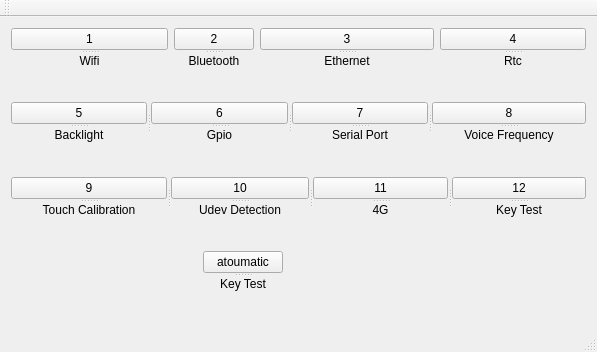
The window that qt/t507/mainwindow.ui (jizizihe/baijie_demo) describes before a commit, drawn with Qt 5.
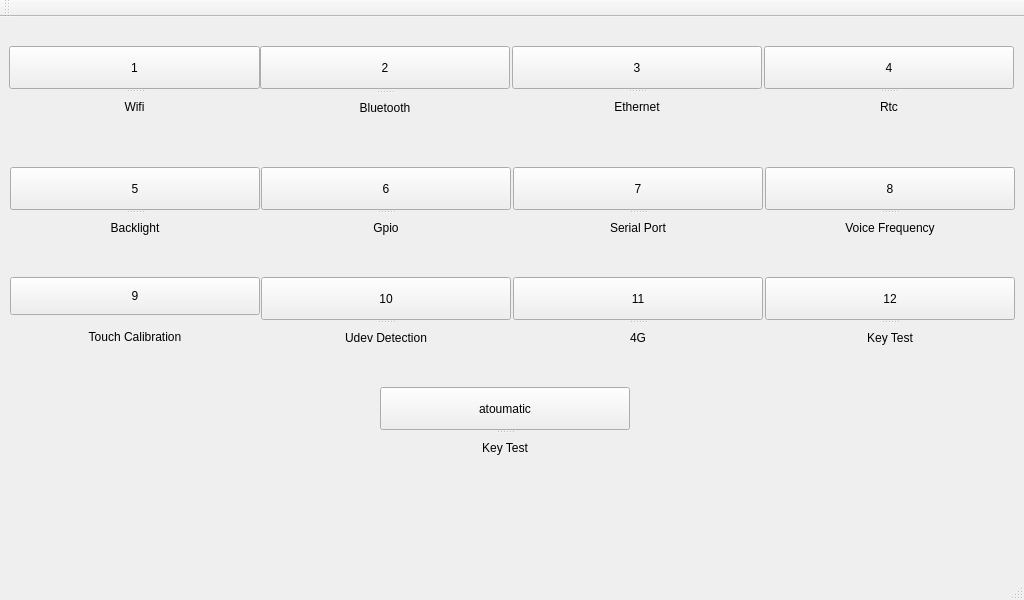
The same window after the commit.

Commit message: finish voice

```diff
--- a/qt/t507/mainwindow.ui
+++ b/qt/t507/mainwindow.ui
@@ -6,78 +6,96 @@
    <rect>
     <x>0</x>
     <y>0</y>
-    <width>597</width>
-    <height>352</height>
+    <width>1024</width>
+    <height>600</height>
    </rect>
   </property>
   <property name="windowTitle">
    <string>MainWindow</string>
   </property>
   <widget class="QWidget" name="centralWidget">
-   <layout class="QGridLayout" name="gridLayout">
-    <item row="3" column="0">
-     <spacer name="verticalSpacer_7">
+   <widget class="QSplitter" name="splitter_9">
+    <property name="geometry">
+     <rect>
+      <x>765</x>
+      <y>150</y>
+      <width>250</width>
+      <height>75</height>
+     </rect>
+    </property>
       <property name="orientation">
        <enum>Qt::Vertical</enum>
       </property>
-      <property name="sizeHint" stdset="0">
+    <widget class="QPushButton" name="vf">
+     <property name="text">
+      <string>8</string>
+     </property>
+    </widget>
+    <widget class="QLabel" name="label_33">
+     <property name="minimumSize">
        <size>
-        <width>146</width>
-        <height>15</height>
-       </size>
-      </property>
-     </spacer>
-    </item>
-    <item row="5" column="3">
-     <spacer name="verticalSpacer_13">
-      <property name="orientation">
-       <enum>Qt::Vertical</enum>
-      </property>
-      <property name="sizeHint" stdset="0">
-       <size>
-        <width>20</width>
-        <height>15</height>
-       </size>
-      </property>
-     </spacer>
-    </item>
-    <item row="1" column="7">
-     <spacer name="verticalSpacer_5">
+       <width>0</width>
+       <height>0</height>
+      </size>
+     </property>
+     <property name="text">
+      <string>Voice Frequency</string>
+     </property>
+     <property name="alignment">
+      <set>Qt::AlignCenter</set>
+     </property>
+    </widget>
+   </widget>
+   <widget class="QSplitter" name="splitter_12">
+    <property name="geometry">
+     <rect>
+      <x>513</x>
+      <y>260</y>
+      <width>250</width>
+      <height>75</height>
+     </rect>
+    </property>
       <property name="orientation">
        <enum>Qt::Vertical</enum>
       </property>
-      <property name="sizeHint" stdset="0">
+    <widget class="QPushButton" name="g4">
+     <property name="text">
+      <string>11</string>
+     </property>
+    </widget>
+    <widget class="QLabel" name="label_39">
+     <property name="minimumSize">
        <size>
-        <width>146</width>
-        <height>15</height>
-       </size>
-      </property>
-     </spacer>
-    </item>
-    <item row="7" column="4">
-     <spacer name="verticalSpacer">
-      <property name="orientation">
-       <enum>Qt::Vertical</enum>
-      </property>
-      <property name="sizeHint" stdset="0">
-       <size>
-        <width>20</width>
-        <height>20</height>
-       </size>
-      </property>
-     </spacer>
-    </item>
-    <item row="0" column="7">
-     <widget class="QSplitter" name="splitter_3">
+       <width>0</width>
+       <height>0</height>
+      </size>
+     </property>
+     <property name="text">
+      <string>4G</string>
+     </property>
+     <property name="alignment">
+      <set>Qt::AlignCenter</set>
+     </property>
+    </widget>
+   </widget>
+   <widget class="QSplitter" name="splitter_13">
+    <property name="geometry">
+     <rect>
+      <x>765</x>
+      <y>260</y>
+      <width>250</width>
+      <height>75</height>
+     </rect>
+    </property>
       <property name="orientation">
        <enum>Qt::Vertical</enum>
       </property>
-      <widget class="QPushButton" name="rtc">
+    <widget class="QPushButton" name="keytest">
        <property name="text">
-        <string>4</string>
-       </property>
-      </widget>
-      <widget class="QLabel" name="label_29">
+      <string>12</string>
+     </property>
+    </widget>
+    <widget class="QLabel" name="label_40">
        <property name="minimumSize">
         <size>
          <width>0</width>
@@ -85,16 +103,22 @@
         </size>
        </property>
        <property name="text">
-        <string>Rtc</string>
+      <string>Key Test</string>
        </property>
        <property name="alignment">
         <set>Qt::AlignCenter</set>
        </property>
       </widget>
      </widget>
-    </item>
-    <item row="6" column="3" colspan="3">
      <widget class="QSplitter" name="splitter">
+    <property name="geometry">
+     <rect>
+      <x>380</x>
+      <y>370</y>
+      <width>250</width>
+      <height>75</height>
+     </rect>
+    </property>
       <property name="orientation">
        <enum>Qt::Vertical</enum>
       </property>
@@ -121,52 +145,31 @@
        </property>
       </widget>
      </widget>
-    </item>
-    <item row="1" column="0">
-     <spacer name="verticalSpacer_3">
-      <property name="orientation">
-       <enum>Qt::Vertical</enum>
-      </property>
-      <property name="sizeHint" stdset="0">
-       <size>
-        <width>146</width>
-        <height>15</height>
-       </size>
-      </property>
-     </spacer>
-    </item>
-    <item row="5" column="7">
-     <spacer name="verticalSpacer_10">
-      <property name="orientation">
-       <enum>Qt::Vertical</enum>
-      </property>
-      <property name="sizeHint" stdset="0">
-       <size>
-        <width>146</width>
-        <height>15</height>
-       </size>
-      </property>
-     </spacer>
-    </item>
-    <item row="7" column="0">
-     <spacer name="horizontalSpacer_4">
-      <property name="orientation">
-       <enum>Qt::Horizontal</enum>
-      </property>
-      <property name="sizeHint" stdset="0">
-       <size>
-        <width>51</width>
-        <height>20</height>
-       </size>
-      </property>
-     </spacer>
-    </item>
-    <item row="0" column="5" colspan="2">
      <widget class="QSplitter" name="splitter_4">
+    <property name="geometry">
+     <rect>
+      <x>512</x>
+      <y>29</y>
+      <width>250</width>
+      <height>75</height>
+     </rect>
+    </property>
+    <property name="minimumSize">
+     <size>
+      <width>125</width>
+      <height>20</height>
+     </size>
+    </property>
       <property name="orientation">
        <enum>Qt::Vertical</enum>
       </property>
       <widget class="QPushButton" name="ethernet">
+     <property name="minimumSize">
+      <size>
+       <width>125</width>
+       <height>20</height>
+      </size>
+     </property>
        <property name="text">
         <string>3</string>
        </property>
@@ -186,100 +189,15 @@
        </property>
       </widget>
      </widget>
-    </item>
-    <item row="6" column="0">
-     <spacer name="horizontalSpacer">
-      <property name="orientation">
-       <enum>Qt::Horizontal</enum>
-      </property>
-      <property name="sizeHint" stdset="0">
-       <size>
-        <width>51</width>
-        <height>20</height>
-       </size>
-      </property>
-     </spacer>
-    </item>
-    <item row="3" column="3">
-     <spacer name="verticalSpacer_8">
-      <property name="orientation">
-       <enum>Qt::Vertical</enum>
-      </property>
-      <property name="sizeHint" stdset="0">
-       <size>
-        <width>20</width>
-        <height>15</height>
-       </size>
-      </property>
-     </spacer>
-    </item>
-    <item row="7" column="6">
-     <spacer name="horizontalSpacer_5">
-      <property name="orientation">
-       <enum>Qt::Horizontal</enum>
-      </property>
-      <property name="sizeHint" stdset="0">
-       <size>
-        <width>54</width>
-        <height>20</height>
-       </size>
-      </property>
-     </spacer>
-    </item>
-    <item row="2" column="0" colspan="8">
-     <widget class="QSplitter" name="splitter_15">
-      <property name="orientation">
-       <enum>Qt::Horizontal</enum>
-      </property>
-      <widget class="QSplitter" name="splitter_6">
-       <property name="orientation">
-        <enum>Qt::Vertical</enum>
-       </property>
-       <widget class="QPushButton" name="backlight">
-        <property name="text">
-         <string>5</string>
-        </property>
-       </widget>
-       <widget class="QLabel" name="label_30">
-        <property name="minimumSize">
-         <size>
-          <width>0</width>
-          <height>0</height>
-         </size>
-        </property>
-        <property name="text">
-         <string>Backlight</string>
-        </property>
-        <property name="alignment">
-         <set>Qt::AlignCenter</set>
-        </property>
-       </widget>
-      </widget>
-      <widget class="QSplitter" name="splitter_7">
-       <property name="orientation">
-        <enum>Qt::Vertical</enum>
-       </property>
-       <widget class="QPushButton" name="gpio">
-        <property name="text">
-         <string>6</string>
-        </property>
-       </widget>
-       <widget class="QLabel" name="label_31">
-        <property name="minimumSize">
-         <size>
-          <width>0</width>
-          <height>0</height>
-         </size>
-        </property>
-        <property name="text">
-         <string>Gpio</string>
-        </property>
-        <property name="alignment">
-         <set>Qt::AlignCenter</set>
-        </property>
-       </widget>
-      </widget>
       <widget class="QSplitter" name="splitter_8">
+    <property name="geometry">
+     <rect>
+      <x>513</x>
+      <y>150</y>
+      <width>250</width>
+      <height>75</height>
+     </rect>
+    </property>
        <property name="orientation">
         <enum>Qt::Vertical</enum>
        </property>
@@ -303,73 +221,21 @@
         </property>
        </widget>
       </widget>
-      <widget class="QSplitter" name="splitter_9">
-       <property name="orientation">
-        <enum>Qt::Vertical</enum>
-       </property>
-       <widget class="QPushButton" name="vf">
-        <property name="text">
-         <string>8</string>
-        </property>
-       </widget>
-       <widget class="QLabel" name="label_33">
-        <property name="minimumSize">
-         <size>
-          <width>0</width>
-          <height>0</height>
-         </size>
-        </property>
-        <property name="text">
-         <string>Voice Frequency</string>
-        </property>
-        <property name="alignment">
-         <set>Qt::AlignCenter</set>
-        </property>
-       </widget>
-      </widget>
-     </widget>
-    </item>
-    <item row="0" column="2" colspan="3">
-     <widget class="QSplitter" name="splitter_2">
-      <property name="orientation">
-       <enum>Qt::Vertical</enum>
-      </property>
-      <widget class="QPushButton" name="bluetooth">
-       <property name="text">
-        <string>2</string>
-       </property>
-      </widget>
-      <widget class="QLabel" name="label_36">
-       <property name="minimumSize">
-        <size>
-         <width>0</width>
-         <height>0</height>
-        </size>
-       </property>
-       <property name="text">
-        <string>Bluetooth</string>
-       </property>
-       <property name="alignment">
-        <set>Qt::AlignCenter</set>
-       </property>
-      </widget>
-     </widget>
-    </item>
-    <item row="6" column="1">
-     <spacer name="horizontalSpacer_2">
-      <property name="orientation">
-       <enum>Qt::Horizontal</enum>
-      </property>
-      <property name="sizeHint" stdset="0">
-       <size>
-        <width>50</width>
-        <height>20</height>
-       </size>
-      </property>
-     </spacer>
-    </item>
-    <item row="0" column="0" colspan="2">
      <widget class="QSplitter" name="splitter_5">
+    <property name="geometry">
+     <rect>
+      <x>9</x>
+      <y>29</y>
+      <width>251</width>
+      <height>75</height>
+     </rect>
+    </property>
+    <property name="minimumSize">
+     <size>
+      <width>125</width>
+      <height>20</height>
+     </size>
+    </property>
       <property name="orientation">
        <enum>Qt::Vertical</enum>
       </property>
@@ -393,22 +259,71 @@
        </property>
       </widget>
      </widget>
-    </item>
-    <item row="4" column="0" colspan="8">
-     <widget class="QSplitter" name="splitter_16">
+   <widget class="QSplitter" name="splitter_2">
+    <property name="geometry">
+     <rect>
+      <x>260</x>
+      <y>29</y>
+      <width>250</width>
+      <height>75</height>
+     </rect>
+    </property>
+    <property name="minimumSize">
+     <size>
+      <width>125</width>
+      <height>20</height>
+     </size>
+    </property>
       <property name="orientation">
-       <enum>Qt::Horizontal</enum>
-      </property>
-      <widget class="QSplitter" name="splitter_10">
+     <enum>Qt::Vertical</enum>
+    </property>
+    <property name="handleWidth">
+     <number>5</number>
+    </property>
+    <widget class="QPushButton" name="bluetooth">
+     <property name="text">
+      <string>2</string>
+     </property>
+    </widget>
+    <widget class="QLabel" name="label_36">
+     <property name="minimumSize">
+      <size>
+       <width>0</width>
+       <height>0</height>
+      </size>
+     </property>
+     <property name="text">
+      <string>Bluetooth</string>
+     </property>
+     <property name="alignment">
+      <set>Qt::AlignCenter</set>
+     </property>
+    </widget>
+   </widget>
+   <widget class="QSplitter" name="splitter_3">
+    <property name="geometry">
+     <rect>
+      <x>764</x>
+      <y>29</y>
+      <width>250</width>
+      <height>75</height>
+     </rect>
+    </property>
+    <property name="minimumSize">
+     <size>
+      <width>125</width>
+      <height>20</height>
+     </size>
+    </property>
        <property name="orientation">
         <enum>Qt::Vertical</enum>
        </property>
-       <widget class="QPushButton" name="touchca">
+    <widget class="QPushButton" name="rtc">
         <property name="text">
-         <string>9</string>
-        </property>
-       </widget>
-       <widget class="QLabel" name="label_34">
+      <string>4</string>
+     </property>
+    </widget>
+    <widget class="QLabel" name="label_29">
         <property name="minimumSize">
          <size>
           <width>0</width>
@@ -416,7 +331,7 @@
          </size>
         </property>
         <property name="text">
-         <string>Touch Calibration</string>
+      <string>Rtc</string>
         </property>
         <property name="alignment">
          <set>Qt::AlignCenter</set>
@@ -424,6 +339,14 @@
        </widget>
       </widget>
       <widget class="QSplitter" name="splitter_11">
+    <property name="geometry">
+     <rect>
+      <x>261</x>
+      <y>260</y>
+      <width>250</width>
+      <height>75</height>
+     </rect>
+    </property>
        <property name="orientation">
         <enum>Qt::Vertical</enum>
        </property>
@@ -447,16 +370,24 @@
         </property>
        </widget>
       </widget>
-      <widget class="QSplitter" name="splitter_12">
+   <widget class="QSplitter" name="splitter_7">
+    <property name="geometry">
+     <rect>
+      <x>261</x>
+      <y>150</y>
+      <width>250</width>
+      <height>75</height>
+     </rect>
+    </property>
        <property name="orientation">
         <enum>Qt::Vertical</enum>
        </property>
-       <widget class="QPushButton" name="g4">
+    <widget class="QPushButton" name="gpio">
         <property name="text">
-         <string>11</string>
-        </property>
-       </widget>
-       <widget class="QLabel" name="label_39">
+      <string>6</string>
+     </property>
+    </widget>
+    <widget class="QLabel" name="label_31">
         <property name="minimumSize">
          <size>
           <width>0</width>
@@ -464,23 +395,31 @@
          </size>
         </property>
         <property name="text">
-         <string>4G</string>
+      <string>Gpio</string>
         </property>
         <property name="alignment">
          <set>Qt::AlignCenter</set>
         </property>
        </widget>
       </widget>
-      <widget class="QSplitter" name="splitter_13">
+   <widget class="QSplitter" name="splitter_6">
+    <property name="geometry">
+     <rect>
+      <x>10</x>
+      <y>150</y>
+      <width>250</width>
+      <height>75</height>
+     </rect>
+    </property>
        <property name="orientation">
         <enum>Qt::Vertical</enum>
        </property>
-       <widget class="QPushButton" name="keytest">
+    <widget class="QPushButton" name="backlight">
         <property name="text">
-         <string>12</string>
-        </property>
-       </widget>
-       <widget class="QLabel" name="label_40">
+      <string>5</string>
+     </property>
+    </widget>
+    <widget class="QLabel" name="label_30">
         <property name="minimumSize">
          <size>
           <width>0</width>
@@ -488,146 +427,54 @@
          </size>
         </property>
         <property name="text">
-         <string>Key Test</string>
+      <string>Backlight</string>
         </property>
         <property name="alignment">
          <set>Qt::AlignCenter</set>
         </property>
        </widget>
       </widget>
-     </widget>
-    </item>
-    <item row="7" column="1">
-     <spacer name="horizontalSpacer_3">
-      <property name="orientation">
-       <enum>Qt::Horizontal</enum>
-      </property>
-      <property name="sizeHint" stdset="0">
+   <widget class="QLabel" name="label_34">
+    <property name="geometry">
+     <rect>
+      <x>10</x>
+      <y>304</y>
+      <width>250</width>
+      <height>31</height>
+     </rect>
+    </property>
+    <property name="minimumSize">
        <size>
-        <width>50</width>
+      <width>125</width>
         <height>20</height>
        </size>
       </property>
-     </spacer>
-    </item>
-    <item row="5" column="0">
-     <spacer name="verticalSpacer_12">
-      <property name="orientation">
-       <enum>Qt::Vertical</enum>
-      </property>
-      <property name="sizeHint" stdset="0">
-       <size>
-        <width>146</width>
-        <height>15</height>
-       </size>
-      </property>
-     </spacer>
-    </item>
-    <item row="5" column="6">
-     <spacer name="verticalSpacer_11">
-      <property name="orientation">
-       <enum>Qt::Vertical</enum>
-      </property>
-      <property name="sizeHint" stdset="0">
+    <property name="text">
+     <string>Touch Calibration</string>
+    </property>
+    <property name="alignment">
+     <set>Qt::AlignCenter</set>
+    </property>
+   </widget>
+   <widget class="QPushButton" name="touchca">
+    <property name="geometry">
+     <rect>
+      <x>10</x>
+      <y>260</y>
+      <width>250</width>
+      <height>38</height>
+     </rect>
+    </property>
+    <property name="minimumSize">
        <size>
-        <width>145</width>
-        <height>15</height>
-       </size>
-      </property>
-     </spacer>
-    </item>
-    <item row="7" column="7">
-     <spacer name="horizontalSpacer_7">
-      <property name="orientation">
-       <enum>Qt::Horizontal</enum>
-      </property>
-      <property name="sizeHint" stdset="0">
-       <size>
-        <width>60</width>
+      <width>125</width>
         <height>20</height>
        </size>
       </property>
-     </spacer>
-    </item>
-    <item row="3" column="7">
-     <spacer name="verticalSpacer_6">
-      <property name="orientation">
-       <enum>Qt::Vertical</enum>
-      </property>
-      <property name="sizeHint" stdset="0">
-       <size>
-        <width>146</width>
-        <height>15</height>
-       </size>
-      </property>
-     </spacer>
-    </item>
-    <item row="3" column="6">
-     <spacer name="verticalSpacer_9">
-      <property name="orientation">
-       <enum>Qt::Vertical</enum>
-      </property>
-      <property name="sizeHint" stdset="0">
-       <size>
-        <width>145</width>
-        <height>15</height>
-       </size>
-      </property>
-     </spacer>
-    </item>
-    <item row="6" column="7">
-     <spacer name="horizontalSpacer_8">
-      <property name="orientation">
-       <enum>Qt::Horizontal</enum>
-      </property>
-      <property name="sizeHint" stdset="0">
-       <size>
-        <width>60</width>
-        <height>20</height>
-       </size>
-      </property>
-     </spacer>
-    </item>
-    <item row="6" column="6">
-     <spacer name="horizontalSpacer_6">
-      <property name="orientation">
-       <enum>Qt::Horizontal</enum>
-      </property>
-      <property name="sizeHint" stdset="0">
-       <size>
-        <width>54</width>
-        <height>20</height>
-       </size>
-      </property>
-     </spacer>
-    </item>
-    <item row="1" column="6">
-     <spacer name="verticalSpacer_4">
-      <property name="orientation">
-       <enum>Qt::Vertical</enum>
-      </property>
-      <property name="sizeHint" stdset="0">
-       <size>
-        <width>20</width>
-        <height>15</height>
-       </size>
-      </property>
-     </spacer>
-    </item>
-    <item row="1" column="3">
-     <spacer name="verticalSpacer_2">
-      <property name="orientation">
-       <enum>Qt::Vertical</enum>
-      </property>
-      <property name="sizeHint" stdset="0">
-       <size>
-        <width>20</width>
-        <height>15</height>
-       </size>
-      </property>
-     </spacer>
-    </item>
-   </layout>
+    <property name="text">
+     <string>9</string>
+    </property>
+   </widget>
   </widget>
   <widget class="QMenuBar" name="menuBar">
    <property name="geometry">
```
Left out of the diff: 2 changed lines with no effect on the pictures. Lines whose indentation alone changed are shown as unchanged. The commit also changes 9 other files.
